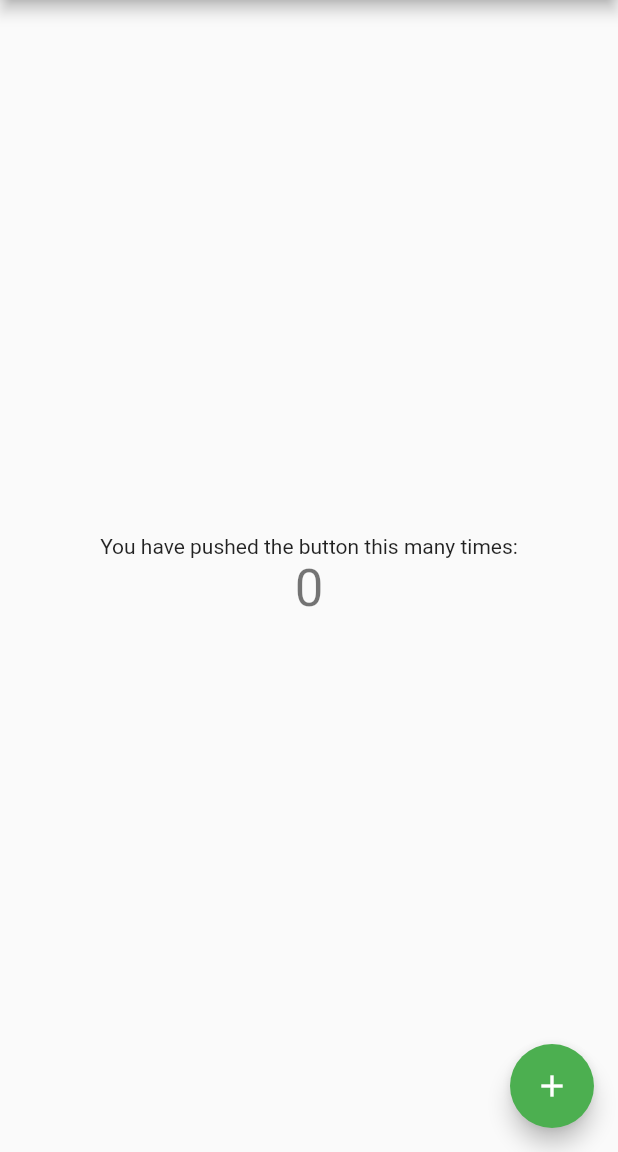
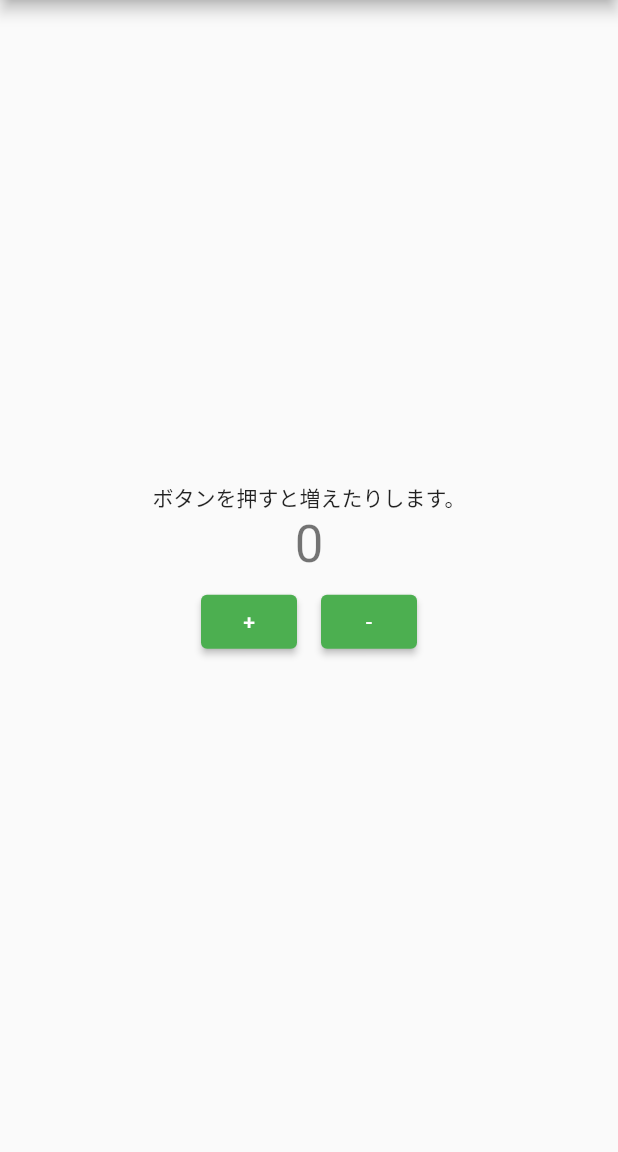
Before and after one commit to rimanem18/flutter_counter, a Flutter app: the screen it shows after launch, on a phone screen of 412 x 824 dp, the part 84-1236 px from its top. Run offline on Flutter 3.47's test engine with Material 2 defaults, Android fonts, the phone set to English and light mode, and no system bars.

Commit message:
マイナスボタンとマイナス処理追加

```diff
--- a/lib/main.dart
+++ b/lib/main.dart
@@ -7,23 +7,11 @@ void main() {
 class MyApp extends StatelessWidget {
   const MyApp({Key? key}) : super(key: key);
 
-  // この Widget はアプリケーションの根っこです。
   @override
   Widget build(BuildContext context) {
     return MaterialApp(
       title: 'Flutter Demo',
       theme: ThemeData(
-        /// （意訳） これはアプリケーションのテーマです。
-        /// アプリケーションを "flutter run" コマンドで実行してみてください。
-        /// 青いツールバーが表示されるはずです。
-        /// では、アプリは起動したまま、
-        /// 下に書かれた primarySwatch の値を Colors.green に変更して
-        /// "ホットリロード" を実行してみてください
-        /// （コンソールから "flutter run" で実行している場合は "r" キーを押します。
-        /// Flutter に対応した IDE で実行している場合は
-        /// 単純にファイルを保存すればホットリロードが実行されます）。
-        /// カウンターがゼロに戻ることなく、
-        /// つまりアプリがリスタートすることはありません。
         primarySwatch: Colors.green,
       ),
       home: const MyHomePage(title: 'Flutter Demo Home Page'),
@@ -33,19 +21,6 @@ class MyApp extends StatelessWidget {
 
 class MyHomePage extends StatefulWidget {
   const MyHomePage({Key? key, required this.title}) : super(key: key);
-
-  /// （訳） この Widget はアプリケーションのホームページです。
-  /// これは stateful、つまり State という（この下に定義された）
-  /// オブジェクトを持っており、
-  /// State には見た目を変化させるためのフィールドが定義されています。
-
-  /// この MyHomePage という Widget クラスは、
-  /// その State の設定値を保持するクラスです。
-  /// このクラスは親（つまり MyApp） から
-  /// 受け取った値（ここでは title）を保持していて、
-  /// この title は State の build() メソッドで使われています。
-  /// Widget のサブクラスのフィールドは常に
-  /// "final" でなければなりません。
   final String title;
 
   @override
@@ -57,84 +32,55 @@ class _MyHomePageState extends State<MyHomePage> {
 
   void _incrementCounter() {
     setState(() {
-      /// （意訳） この setState を呼び出すことで、
-      /// Flutter フレームワークに対して State が保持する
-      /// 何らかの値が変化したことを伝えます。
-      /// これにより、下に定義した
-      /// build() メソッドが再度呼び出され、
-      /// 変更後の値が画面上の表示内容に反映されます。
-      /// もし _counter の値を
-      /// setState() を呼び出すことなく変化させた場合、
-      /// build() メソッドが呼び出されずに UI も何も変化しません。
       _counter++;
+    });
+  }
+
+  void _decrimentCounter() {
+    setState(() {
+      _counter--;
     });
   }
 
   @override
   Widget build(BuildContext context) {
-    /// （意訳） このメソッドは setState が
-    /// 呼び出されるたびに実行され直します。
-    /// 例えば、上に定義された _incrementCounter メソッドの
-    /// 実行が完了された後などです。
-
-    /// フラッターフレームワークは
-    /// この build メソッドが高速に呼び出されるように
-    /// 最適化されています。
-    /// つまり、Flutter アプリの開発者は UI の更新のために
-    /// 個別の Widget に対して何かの更新操作を行うのではなく、
-    /// 必要なタイミングでこの build メソッドを呼び出して
-    /// 全体をリビルドできるようになっています。
     return Scaffold(
       appBar: AppBar(
-        /// （意訳） ここで、 MyApp の build() メソッドの中で生成され、
-        ///  MyHomePage オブジェクトを経由して受け取った文字列を使って
-        /// AppBar のタイトルをセットしています。
         title: Text(widget.title),
       ),
       body: Center(
-        /// （意訳） Center はレイアウトのための Widget です。
-        /// 子となる Widget をひとつだけ受け取り、
-        /// 親に対して中央寄せになるように配置します。
         child: Column(
-          ///（意訳） Column もレイアウトのための Widget です。
-          /// Column は子のリストを受け取り、それを縦に並べます。
-          /// デフォルトでは、子の幅がちょうど収まるだけの幅と、親と同じだけの高さを確保します。
-
-          ///"debug painting" を実行することで
-          ///（コンソールでは "p" キーを押します。
-          ///Android Studio の場合は Flutter インスペクタの
-          /// "Toggle Debug Paint" アクションを選択してください。
-          /// Visual Studio の場合は"Toggle Debug Paint" コマンドを
-          /// 選択します） それぞれの子Widget の
-          /// ワイヤーフレームを確認できます。
-
-          /// Column にはどのように自身のサイズを決定し、
-          /// どのように子を配置するかを設定する
-          /// 多くのプロパティが用意されています。
-          /// ここでは、 mainAxisAlignment を指定することで
-          /// 子を縦方向で中心寄せで配置しています。
-          /// なお、 "main axis" とは、
-          /// Column においては縦方向の軸を意味します。
-          /// （また、 "cross axis" は横方向です）
           mainAxisAlignment: MainAxisAlignment.center,
           children: <Widget>[
             const Text(
-              'You have pushed the button this many times:',
+              'ボタンを押すと増えたりします。',
             ),
             Text(
               '$_counter',
               style: Theme.of(context).textTheme.headline4,
             ),
+            Row(
+              mainAxisAlignment: MainAxisAlignment.center,
+              children: <Widget>[
+                Padding(
+                  padding: const EdgeInsets.all(8.0),
+                  child: ElevatedButton(
+                    onPressed: _incrementCounter,
+                    child: const Text('+'),
+                  ),
+                ),
+                Padding(
+                  padding: const EdgeInsets.all(8.0),
+                  child: ElevatedButton(
+                    onPressed: _decrimentCounter,
+                    child: const Text('-'),
+                  ),
+                ),
+              ],
+            )
           ],
         ),
       ),
-      floatingActionButton: FloatingActionButton(
-        onPressed: _incrementCounter,
-        tooltip: 'Increment',
-        child: const Icon(Icons.add),
-      ),
-
-      ///（意訳） この末尾のカンマは build メソッドの自動フォーマットを良い感じにするためのものです。
     );
   }
 }
```
